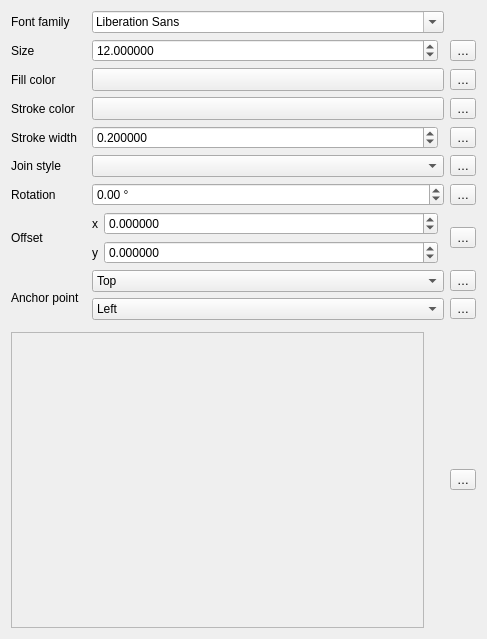
Before: the Qt Designer form src/ui/symbollayer/widget_fontmarker.ui in qgis/QGIS, drawn with Qt 5.
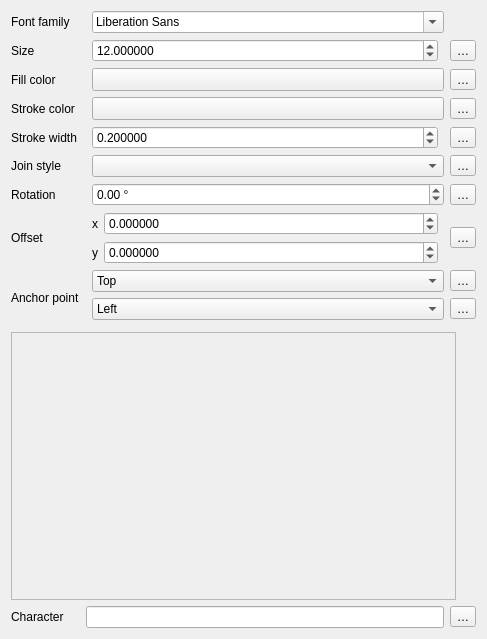
After: the same form once the commit is applied. Custom widgets are drawn as their Qt base class.

Commit message:
[FEATURE][ui] Add a line edit to type character for the font marker
The line edit also supports pasting of unicode code in decimal or
hexadecimal format (i.e. 123 or 0x2713).

In addition, the character widget now grabs the keyboard
focus and will change the selected character based on
key stroke.

Diff of the .ui file:
```diff
--- a/src/ui/symbollayer/widget_fontmarker.ui
+++ b/src/ui/symbollayer/widget_fontmarker.ui
@@ -303,7 +303,21 @@
      </property>
     </widget>
    </item>
-   <item row="13" column="3">
+   <item row="14" column="0">
+    <widget class="QLabel" name="label_12">
+     <property name="text">
+      <string>Character</string>
+     </property>
+    </widget>
+   </item>
+   <item row="14" column="1" colspan="2">
+    <widget class="QLineEdit" name="mCharLineEdit">
+     <property name="toolTip">
+      <string>Type in a character directly, or enter its decimal/hexadecimal value.</string>
+     </property>
+    </widget>
+   </item>
+   <item row="14" column="3">
     <widget class="QgsPropertyOverrideButton" name="mCharDDBtn">
      <property name="text">
       <string>…</string>
@@ -317,7 +331,7 @@
      </property>
     </widget>
    </item>
-   <item row="13" column="0" colspan="3">
+   <item row="13" column="0" colspan="4">
     <layout class="QGridLayout" name="gridLayout">
      <item row="0" column="0" rowspan="2">
       <widget class="QgsScrollArea" name="scrollArea">
```
The commit also changes 6 other files.
